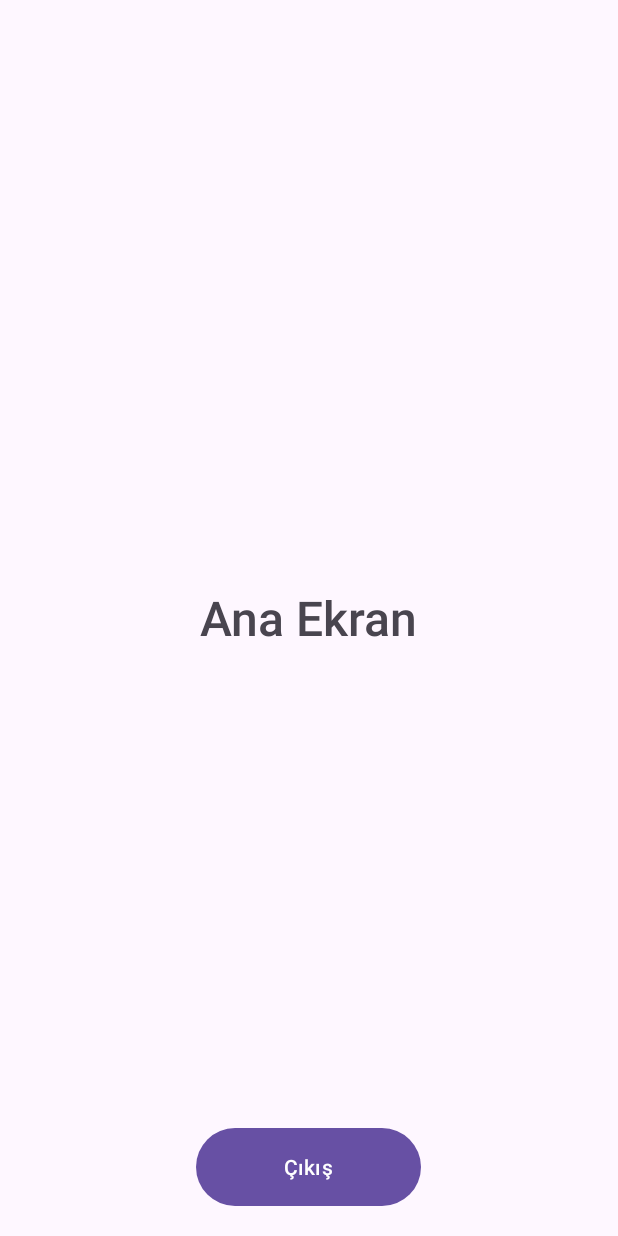
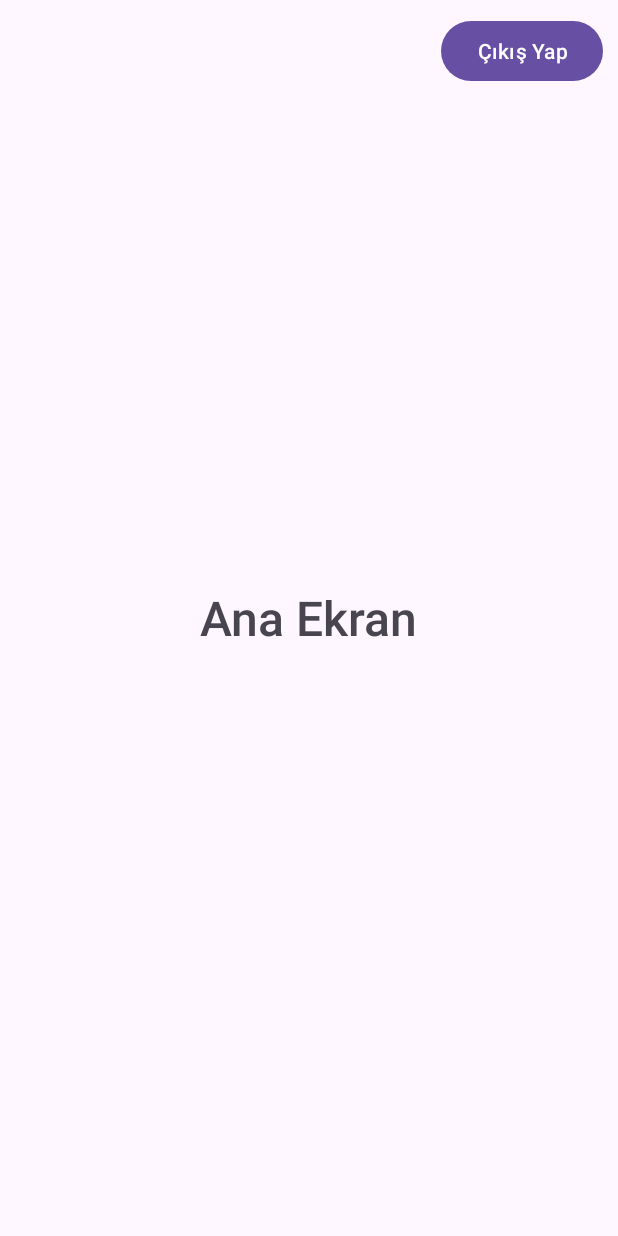
Before and after one commit to gokhangnccn/kisiselfitnessasistan, an Android app: the screen it shows after launch once a user with an empty profile is signed in (MainActivity), on a phone screen of 412 x 824 dp. Run offline under Robolectric (Android 15) with nearby library versions, the phone set to English and light mode, and no system bars; our stand-ins replace Firebase (no records; nobody signed in at launch, a user with empty details on screens opened directly).

Commit message:
KFAMB-26 Geçici çıkış butonu ana sayfaya eklendi. Bu sayede kullanıcı çıkış yap butonuna tıkladığında giriş sayfasına yönlendirilecek.

```diff
--- a/app/src/main/res/layout/activity_main.xml
+++ b/app/src/main/res/layout/activity_main.xml
@@ -16,11 +16,12 @@
 
     <Button
         android:id="@+id/buttonCikis"
-        android:layout_width="150dp"
-        android:layout_height="60dp"
-        android:text="Çıkış"
-        android:layout_alignParentBottom="true"
-        android:layout_centerHorizontal="true"
-        android:layout_marginBottom="16dp" />
+        android:layout_width="wrap_content"
+        android:layout_height="wrap_content"
+        android:text="Çıkış Yap"
+        android:layout_alignParentTop="true"
+        android:layout_alignParentEnd="true"
+        android:layout_marginEnd="10dp"
+        android:layout_marginTop="10dp" />
 
 </RelativeLayout>
```
